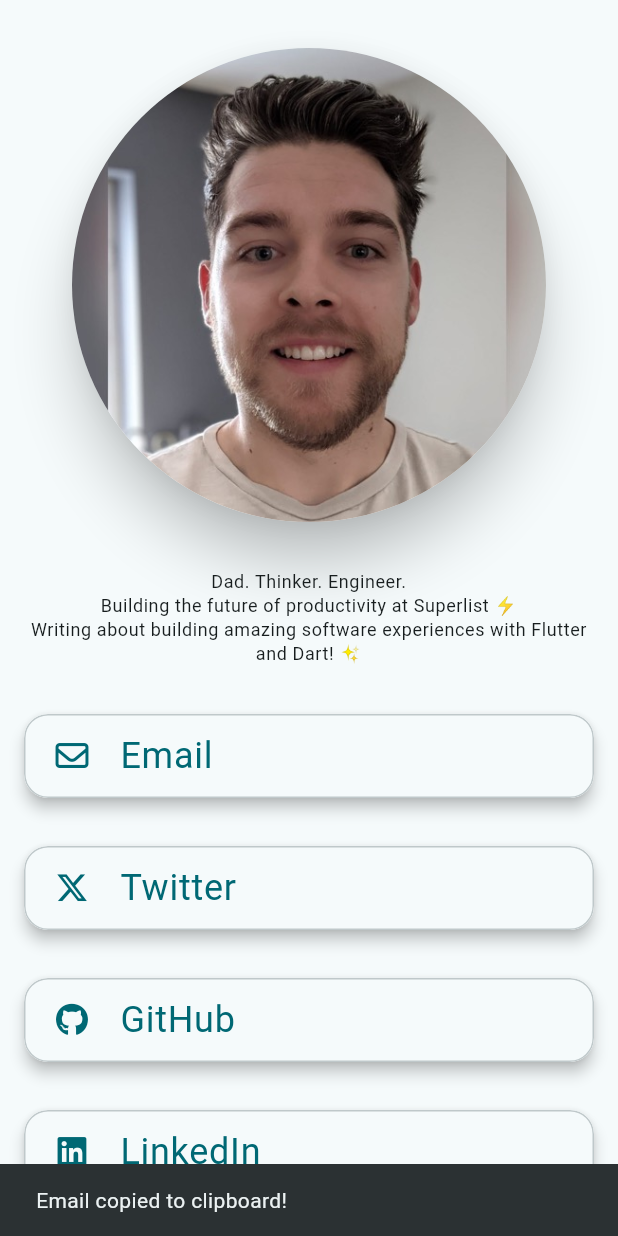
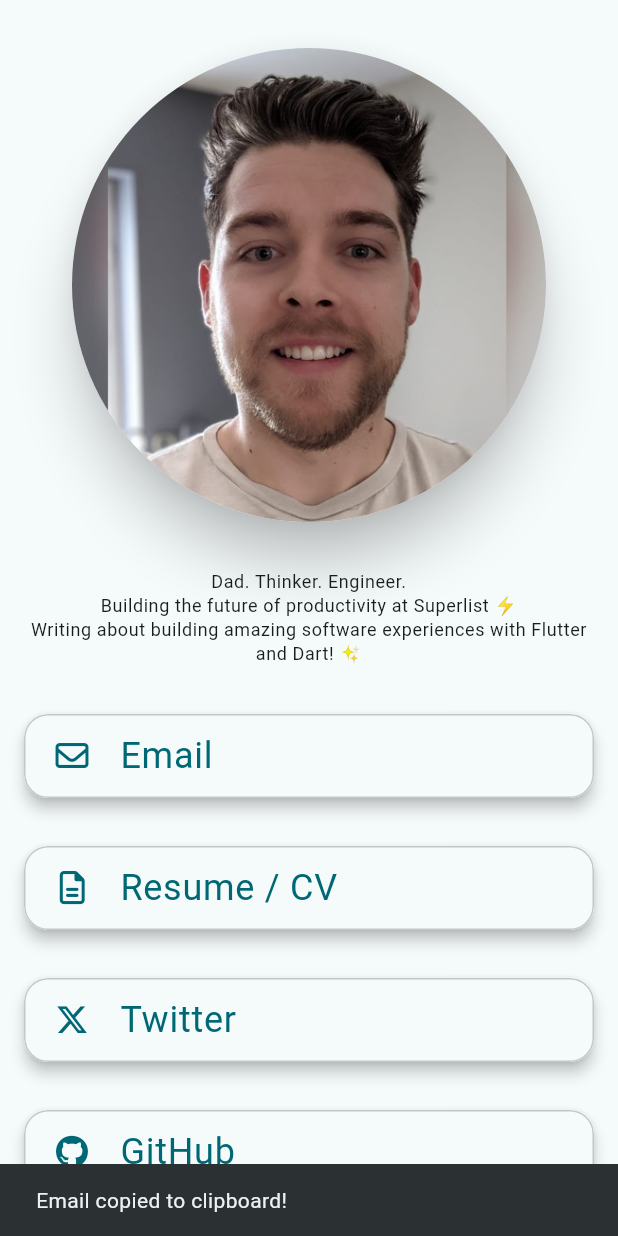
Before and after one commit to CillianMyles/cillianmyles.com, a Flutter app: the screen it shows after launch, after a tap on "Email", on a phone screen of 412 x 824 dp. Run offline on Flutter 3.47's test engine with Material 3 defaults, Android fonts, the phone set to English and light mode, and no system bars; our stand-ins replace font_awesome_flutter; missing offline and left inert: dart:html.

Commit message:
feat: Download Resume / CV option

```diff
--- a/lib/main.dart
+++ b/lib/main.dart
@@ -2,6 +2,7 @@ import 'package:flutter/material.dart';
 import 'package:flutter/services.dart';
 import 'package:font_awesome_flutter/font_awesome_flutter.dart';
 import 'package:url_launcher/url_launcher.dart';
+import 'dart:html' as html;
 
 void main() {
   runApp(const App());
@@ -42,6 +43,7 @@ class _Page extends StatefulWidget {
 class _PageState extends State<_Page> {
   final _tiles = [
     _Tiles.email,
+    _Tiles.resume,
     _Tiles.twitter,
     _Tiles.gitHub,
     _Tiles.linkedIn,
@@ -140,6 +142,17 @@ class _Tiles {
     ),
   );
 
+  static final resume = _TileData(
+    iconData: FontAwesomeIcons.fileLines,
+    title: 'Resume / CV',
+    keyLabel: 'R',
+    keyboardKey: LogicalKeyboardKey.keyR,
+    tapAction: _DownloadFile(
+      url: Uri.parse('assets/docs/Cillian_Myles_Resume.pdf'),
+      message: 'Resume downloaded!',
+    ),
+  );
+
   static final twitter = _TileData(
     iconData: FontAwesomeIcons.xTwitter,
     title: 'Twitter',
@@ -210,6 +223,16 @@ class _CopyToClipboard extends _TapAction {
   final String? message;
 }
 
+class _DownloadFile extends _TapAction {
+  const _DownloadFile({
+    required this.url,
+    this.message,
+  });
+
+  final Uri url;
+  final String? message;
+}
+
 class _TileData {
   _TileData({
     required this.iconData,
@@ -257,6 +280,8 @@ class _TileState extends State<_Tile> {
         await _launchUrl(url);
       case _CopyToClipboard(text: final text, message: final message):
         await _copyToClipboard(text: text, message: message);
+      case _DownloadFile(url: final url, message: final message):
+        await _downloadFile(url: url, message: message);
     }
   }
 
@@ -277,8 +302,31 @@ class _TileState extends State<_Tile> {
     await Clipboard.setData(ClipboardData(text: text));
 
     if (mounted && message != null) {
-      ScaffoldMessenger.of(context)
-          .showSnackBar(SnackBar(content: Text(message)));
+      ScaffoldMessenger.of(context).showSnackBar(
+        SnackBar(content: Text(message)),
+      );
+    }
+  }
+
+  Future<void> _downloadFile({
+    required Uri url,
+    String? message,
+  }) async {
+    try {
+      // For web, we use the AnchorElement to trigger the download
+      html.AnchorElement(href: url.toString())
+        ..setAttribute('download', '')
+        ..click();
+
+      if (message != null) {
+        ScaffoldMessenger.of(context).showSnackBar(
+          SnackBar(content: Text(message)),
+        );
+      }
+    } catch (e) {
+      ScaffoldMessenger.of(context).showSnackBar(
+        const SnackBar(content: Text("Download failed!")),
+      );
     }
   }
 
```
Also changed, not shown: 1 other file.
